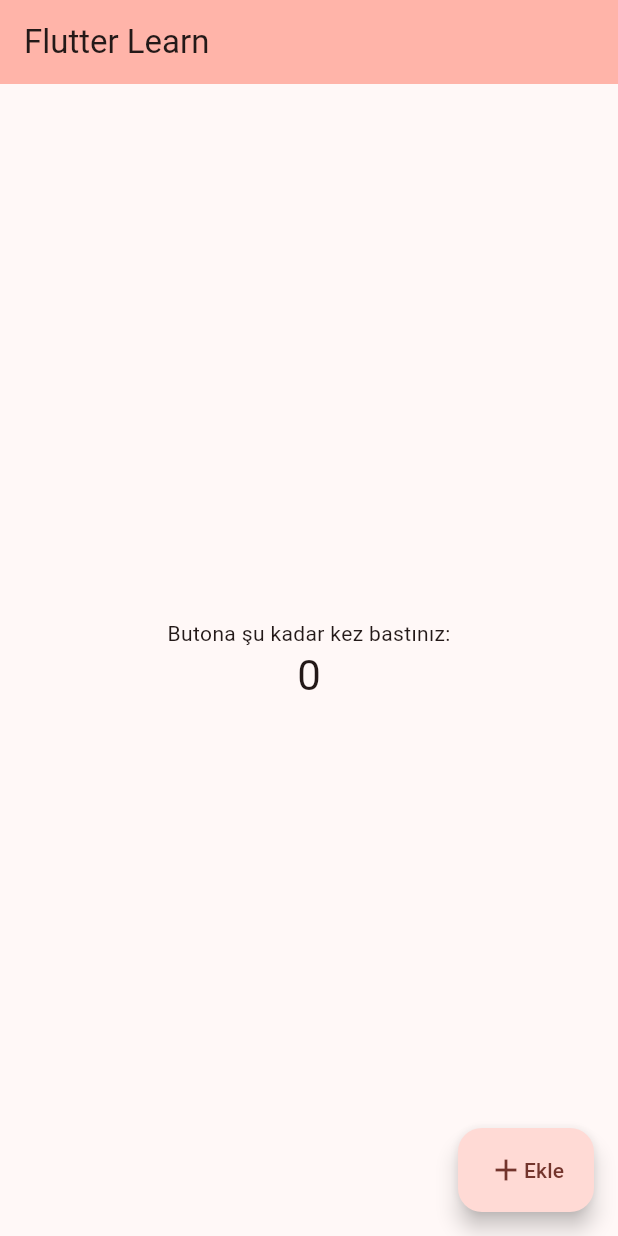
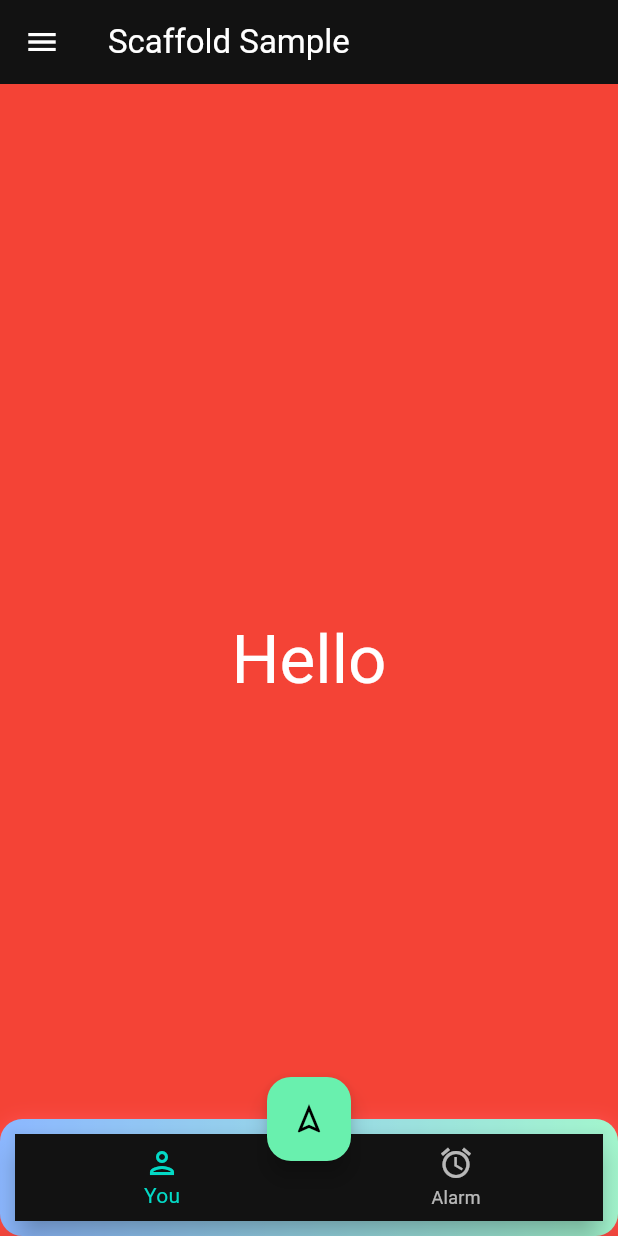
Before and after one commit to ahmetkrakaya/flutter_learn, a Flutter app: the screen it shows after launch, on a phone screen of 412 x 824 dp. Run offline on Flutter 3.47's test engine with Material 3 defaults, Android fonts, the phone set to English and light mode, and no system bars.

Commit message:
Text, Container, SizedBox, Scaffold Views

```diff
--- /dev/null
+++ b/lib/101/container_sizedbox_learn_view.dart
@@ -0,0 +1,51 @@
+import 'package:flutter/material.dart';
+
+class ContainerSizedboxLearnView extends StatelessWidget {
+  const ContainerSizedboxLearnView({super.key});
+
+  @override
+  Widget build(BuildContext context) {
+    return Scaffold(
+      appBar: AppBar(
+        elevation: 2,
+      ),
+      body: Column(
+        children: [
+          //SizedBox
+          SizedBox(
+            width: 300,
+            height: 300,
+            child: Text('a' * 500),
+          ),
+          const SizedBox.shrink(),
+          SizedBox.square(
+            dimension: 50,
+            child: Text('c' * 50),
+          ),
+          const Divider(),
+
+          //Container
+          Container(
+            height: 80,
+            constraints: const BoxConstraints(maxWidth: 150, minWidth: 100, maxHeight: 100),
+            padding: const EdgeInsets.all(10),
+            margin: const EdgeInsets.all(10),
+            decoration: ProjectUtility.boxDecoration,
+            child: const Text('aa'),
+          ),
+        ],
+      ),
+    );
+  }
+}
+
+class ProjectUtility {
+  static BoxDecoration boxDecoration = BoxDecoration(
+    borderRadius: BorderRadius.circular(15),
+    gradient: const LinearGradient(colors: [Colors.blueAccent, Colors.greenAccent]),
+    boxShadow: const [
+      BoxShadow(color: Colors.redAccent, offset: Offset(0.1, 1), blurRadius: 10),
+    ],
+    border: Border.all(width: 10, color: Colors.white38),
+  );
+}
--- /dev/null
+++ b/lib/101/scaffold_learn_view.dart
@@ -0,0 +1,38 @@
+import 'package:flutter/material.dart';
+import 'package:flutter_learn/101/container_sizedbox_learn_view.dart';
+
+class ScaffoldLearnView extends StatelessWidget {
+  const ScaffoldLearnView({super.key});
+
+  @override
+  Widget build(BuildContext context) {
+    return Scaffold(
+      appBar: AppBar(title: const Text('Scaffold Sample')),
+      body: Center(
+        child: Text('Hello', style: Theme.of(context).textTheme.displayMedium),
+      ),
+      backgroundColor: Colors.red,
+      extendBody: true,
+      floatingActionButton: FloatingActionButton(
+        onPressed: () {
+          showModalBottomSheet(
+              context: context,
+              builder: (context) => Container(
+                    height: 200,
+                  ));
+        },
+        backgroundColor: Colors.greenAccent,
+        child: const Icon(Icons.navigation_outlined),
+      ),
+      drawer: const Drawer(),
+      floatingActionButtonLocation: FloatingActionButtonLocation.centerDocked,
+      bottomNavigationBar: Container(
+        decoration: ProjectUtility.boxDecoration,
+        child: BottomNavigationBar(items: const [
+          BottomNavigationBarItem(icon: Icon(Icons.person_outlined), label: 'You'),
+          BottomNavigationBarItem(icon: Icon(Icons.alarm_outlined), label: 'Alarm'),
+        ]),
+      ),
+    );
+  }
+}
--- a/lib/main.dart
+++ b/lib/main.dart
@@ -1,4 +1,5 @@
 import 'package:flutter/material.dart';
+import 'package:flutter_learn/101/scaffold_learn_view.dart';
 
 void main() {
   runApp(const MyApp());
@@ -11,64 +12,11 @@ class MyApp extends StatelessWidget {
   Widget build(BuildContext context) {
     return MaterialApp(
       title: 'Flutter Learn',
+      debugShowCheckedModeBanner: false,
       theme: ThemeData(
-        colorScheme: ColorScheme.fromSeed(seedColor: Colors.red),
-        useMaterial3: true,
+        colorScheme: const ColorScheme.dark(),
       ),
-      home: const MyHomePage(title: 'Flutter Learn'),
+      home: const ScaffoldLearnView(),
     );
   }
 }
-
-class MyHomePage extends StatefulWidget {
-  const MyHomePage({super.key, required this.title});
-
-  final String title;
-
-  @override
-  State<MyHomePage> createState() => _MyHomePageState();
-}
-
-class _MyHomePageState extends State<MyHomePage> {
-  int _counter = 0;
-
-  void _incrementCounter() {
-    setState(() {
-      _counter++;
-    });
-  }
-
-  @override
-  Widget build(BuildContext context) {
-    return Scaffold(
-      appBar: AppBar(
-        backgroundColor: Theme.of(context).colorScheme.inversePrimary,
-        title: Text(widget.title),
-      ),
-      body: Center(
-        child: Column(
-          mainAxisAlignment: MainAxisAlignment.center,
-          children: <Widget>[
-            const Text(
-              'Butona şu kadar kez bastınız:',
-            ),
-            Text(
-              '$_counter',
-              style: Theme.of(context).textTheme.headlineMedium,
-            ),
-          ],
-        ),
-      ),
-      floatingActionButton: FloatingActionButton.extended(
-        onPressed: _incrementCounter,
-        tooltip: 'Increment',
-        label: const Row(
-          children: [
-            Icon(Icons.add),
-            Text('Ekle'),
-          ],
-        ),
-      ),
-    );
-  }
-}
```
Also changed, not shown: lib/101/text_learn_view.dart (added, +59 -0 lines).
